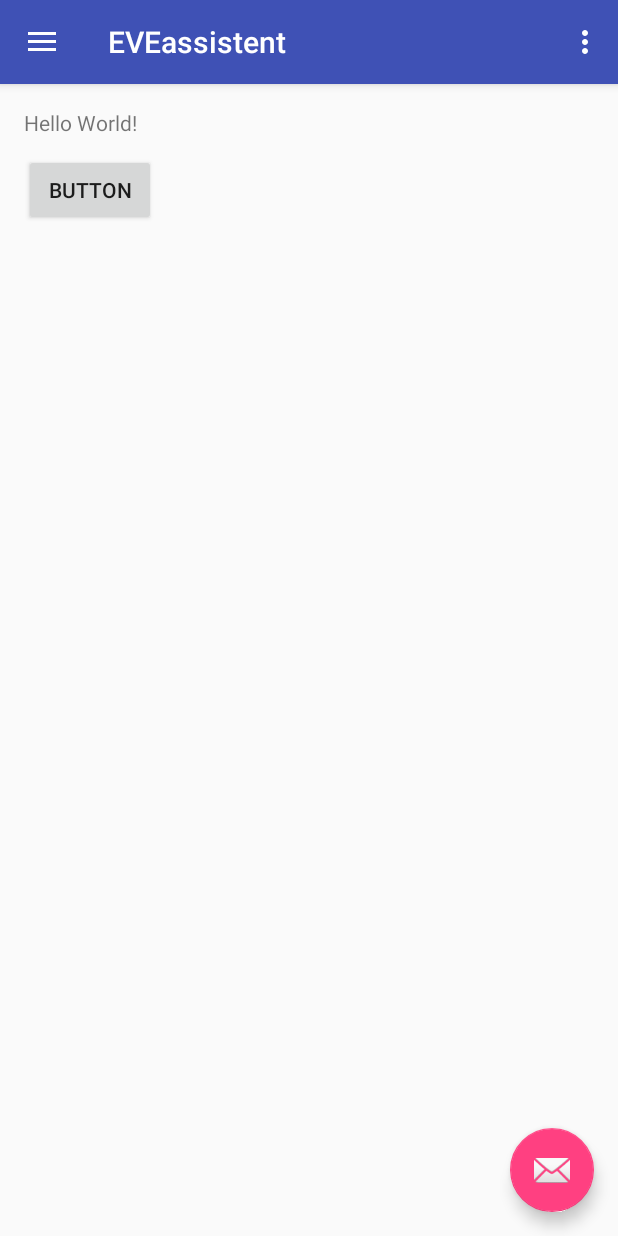
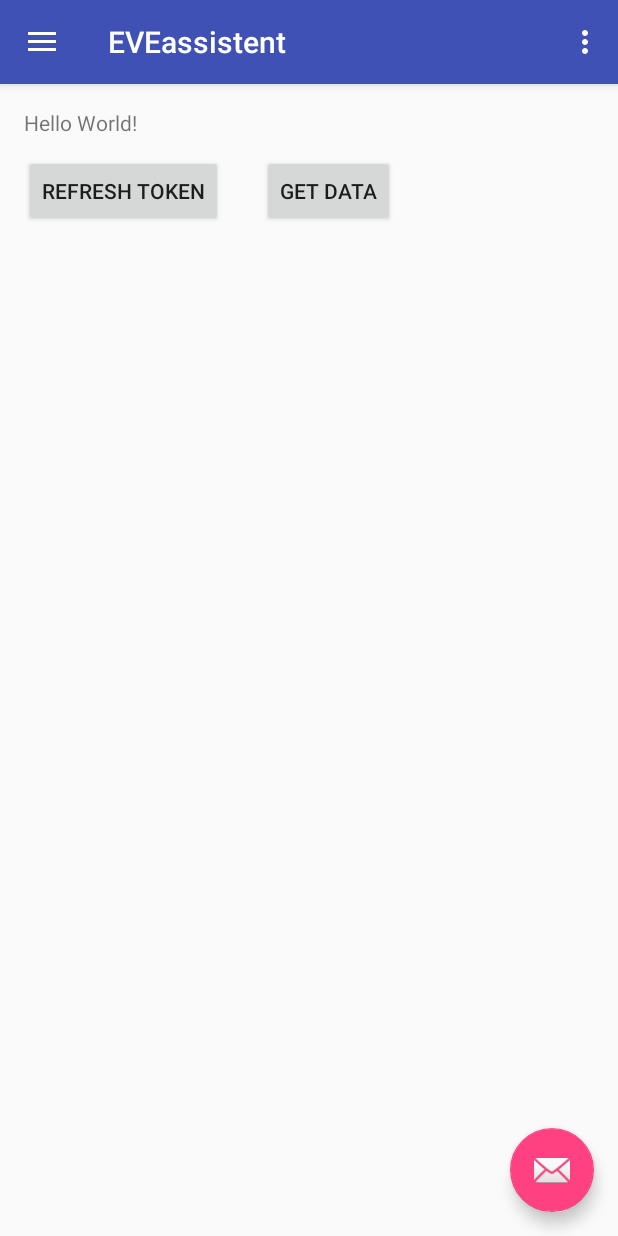
Before and after one commit to anex13/EVEassistent, an Android app: the screen it shows after launch (MainActivity), on a phone screen of 412 x 824 dp. Run offline under Robolectric (Android 15) with nearby library versions, the phone set to English and light mode, and no system bars.

Commit message:
победил рефреш токен

```diff
--- a/app/src/main/java/com/anex13/eveassistent/AuthService.java
+++ b/app/src/main/java/com/anex13/eveassistent/api/AuthService.java
@@ -1,4 +1,7 @@
-package com.anex13.eveassistent;
+package com.anex13.eveassistent.api;
+
+import com.anex13.eveassistent.classesForApi.AuthToken;
+import com.anex13.eveassistent.classesForApi.CharID;
 
 import retrofit2.Call;
 import retrofit2.http.Field;
@@ -7,6 +10,7 @@ import retrofit2.http.GET;
 import retrofit2.http.Header;
 import retrofit2.http.Headers;
 import retrofit2.http.POST;
+import retrofit2.http.Query;
 
 public interface AuthService {
     @FormUrlEncoded
--- a/app/src/main/java/com/anex13/eveassistent/GetData.java
+++ b/app/src/main/java/com/anex13/eveassistent/api/GetData.java
@@ -1,4 +1,7 @@
-package com.anex13.eveassistent;
+package com.anex13.eveassistent.api;
+
+import com.anex13.eveassistent.classesForApi.CurentPosition;
+import com.anex13.eveassistent.classesForApi.SolarSystem;
 
 import retrofit2.Call;
 import retrofit2.http.GET;
@@ -8,8 +11,8 @@ import retrofit2.http.Path;
 
 public interface GetData {
     @Headers({"User-Agent: eveassistant", "Host: login.eveonline.com"})
-    @GET("{path}")
-    Call<CharID> getData(@Header("Authorization") String auth, @Path("path") String path);
+    @GET("characters/{id}/location/")
+    Call<CurentPosition<SolarSystem>> getData(@Header("Authorization") String auth, @Path("id") String path);
 }
 /*
 public void getUserID() {
--- a/app/src/main/java/com/anex13/eveassistent/PutData.java
+++ b/app/src/main/java/com/anex13/eveassistent/api/PutData.java
@@ -1,4 +1,4 @@
-package com.anex13.eveassistent;
+package com.anex13.eveassistent.api;
 
 /**
  * Created by it.zavod on 25.11.2016.
--- a/app/src/main/java/com/anex13/eveassistent/AuthToken.java
+++ b/app/src/main/java/com/anex13/eveassistent/classesForApi/AuthToken.java
@@ -1,4 +1,4 @@
-package com.anex13.eveassistent;
+package com.anex13.eveassistent.classesForApi;
 
 import com.google.gson.annotations.Expose;
 import com.google.gson.annotations.SerializedName;
--- a/app/src/main/java/com/anex13/eveassistent/CharID.java
+++ b/app/src/main/java/com/anex13/eveassistent/classesForApi/CharID.java
@@ -1,4 +1,4 @@
-package com.anex13.eveassistent;
+package com.anex13.eveassistent.classesForApi;
 
 /**
  * Created by it.zavod on 24.11.2016.
--- a/app/src/main/res/layout/content_main.xml
+++ b/app/src/main/res/layout/content_main.xml
@@ -20,12 +20,23 @@
         android:id="@+id/textView2" />
 
     <Button
-        android:text="Button"
+        android:text="get data"
         android:layout_width="wrap_content"
         android:layout_height="wrap_content"
+        android:layout_alignTop="@+id/button"
+        android:layout_toRightOf="@+id/button"
+        android:layout_toEndOf="@+id/button"
+        android:layout_marginLeft="26dp"
+        android:layout_marginStart="26dp"
+        android:id="@+id/button2" />
+
+    <Button
+        android:text="refresh token"
+        android:layout_width="wrap_content"
+        android:layout_height="wrap_content"
+        android:layout_marginTop="12dp"
+        android:id="@+id/button"
         android:layout_below="@+id/textView2"
         android:layout_alignParentLeft="true"
-        android:layout_alignParentStart="true"
-        android:layout_marginTop="11dp"
-        android:id="@+id/button" />
+        android:layout_alignParentStart="true" />
 </RelativeLayout>
```
Also changed, not shown: app/src/main/java/com/anex13/eveassistent/CharManage.java (+10 -2 lines), app/src/main/java/com/anex13/eveassistent/MainActivity.java (+58 -4 lines), app/src/main/java/com/anex13/eveassistent/classesForApi/CurentPosition.java (added, +49 -0 lines), app/src/main/java/com/anex13/eveassistent/classesForApi/SolarSystem.java (added, +117 -0 lines).
